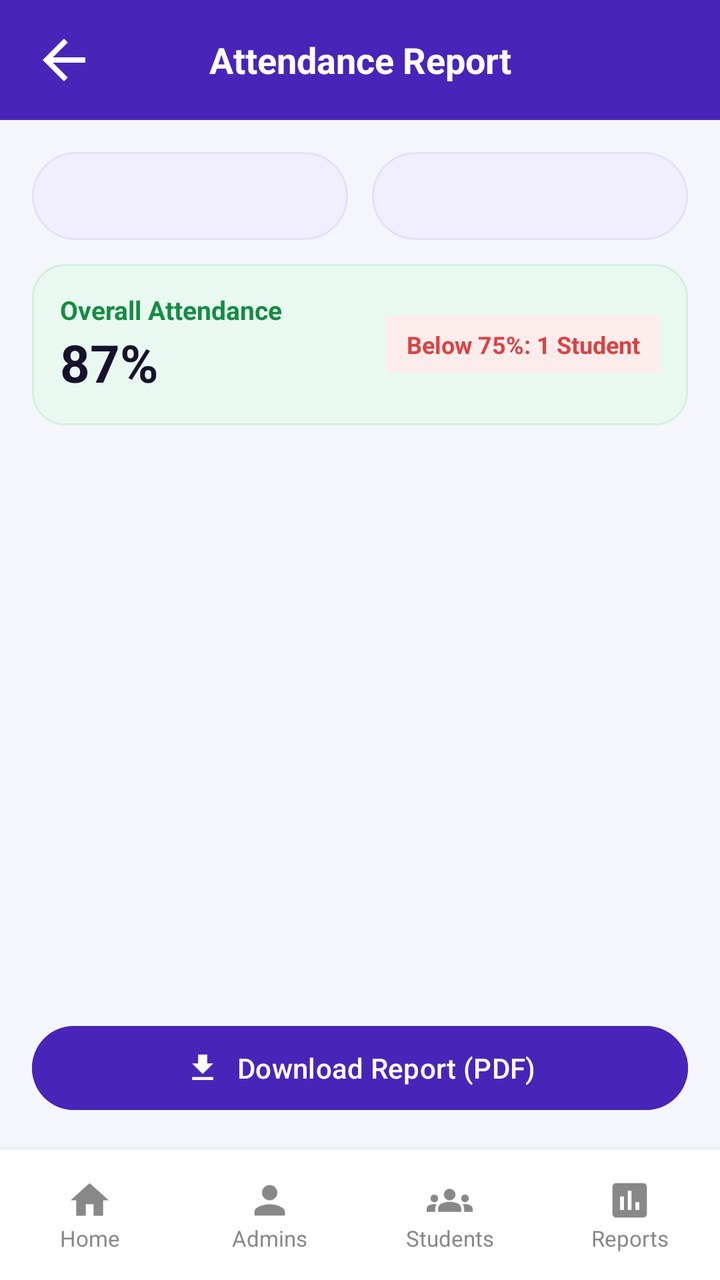
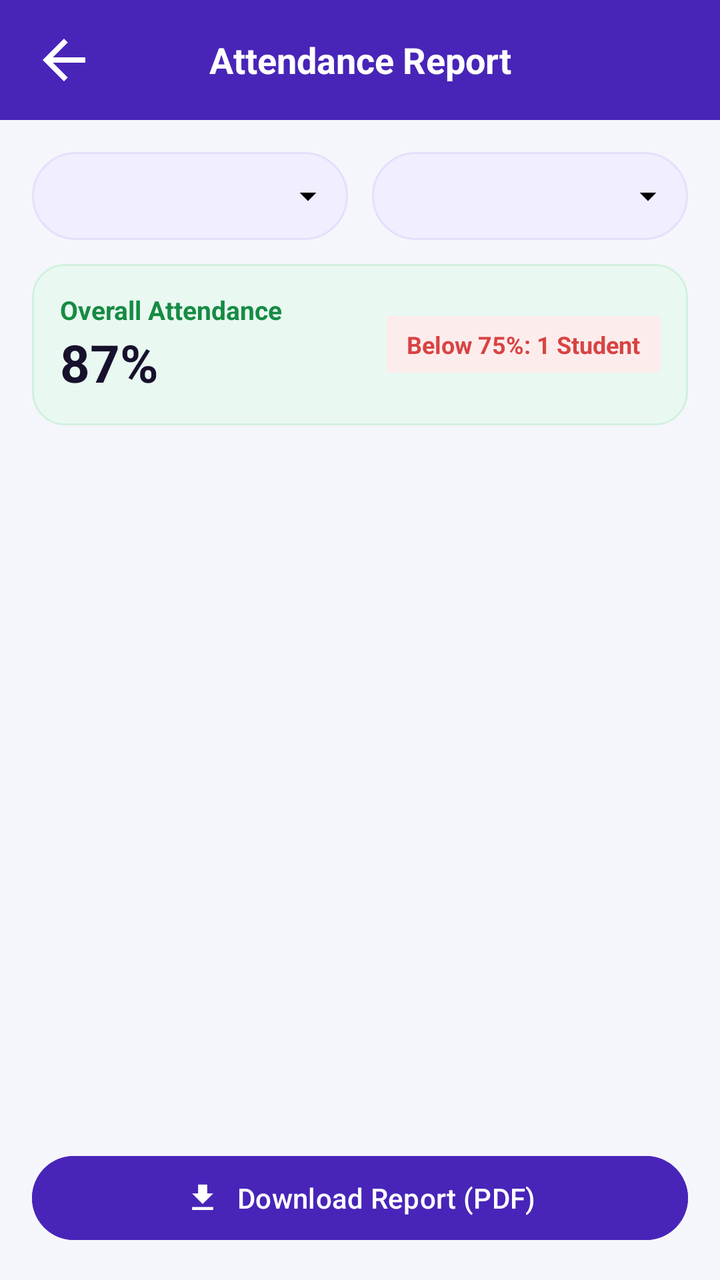

Compare the two renders of this Android layout. The source of the first and the diff that turns it into the second are given below.
<!-- AndroidManifest.xml: application theme Theme.TrackPoint -->
<!-- res/layout/activity_staff_attendance_report.xml -->
<?xml version="1.0" encoding="utf-8"?>

<LinearLayout xmlns:android="http://schemas.android.com/apk/res/android"
    xmlns:app="http://schemas.android.com/apk/res-auto"
    android:id="@+id/main"
    android:layout_width="match_parent"
    android:layout_height="match_parent"
    android:orientation="vertical"
    android:background="#4825B8"
    android:fitsSystemWindows="true">

    
    <LinearLayout
        android:layout_width="match_parent"
        android:layout_height="60dp"
        android:orientation="horizontal"
        android:gravity="center_vertical"
        android:paddingStart="16dp"
        android:paddingEnd="16dp"
        android:background="#4825B8">

        <ImageView
            android:id="@+id/btnBack"
            android:layout_width="32dp"
            android:layout_height="32dp"
            android:src="@drawable/back_symbol"
            app:tint="@color/white"
            android:contentDescription="Back" />

        <TextView
            android:layout_width="0dp"
            android:layout_height="wrap_content"
            android:layout_weight="1"
            android:text="Attendance Report"
            android:textColor="@color/white"
            android:textSize="18sp"
            android:textStyle="bold"
            android:gravity="center" />

        <View
            android:layout_width="32dp"
            android:layout_height="32dp" />

    </LinearLayout>

    
    <LinearLayout
        android:layout_width="match_parent"
        android:layout_height="0dp"
        android:layout_weight="1"
        android:orientation="vertical"
        android:padding="16dp"
        android:background="#F5F6FC">

        
        <LinearLayout
            android:layout_width="match_parent"
            android:layout_height="wrap_content"
            android:orientation="horizontal"
            android:layout_marginBottom="12dp">

            <Spinner
                android:id="@+id/spAttDepartment"
                android:layout_width="0dp"
                android:layout_height="44dp"
                android:layout_weight="1"
                android:layout_marginEnd="6dp"
                android:background="@drawable/filter_box"
                android:paddingStart="10dp"
                android:paddingEnd="10dp" />

            <Spinner
                android:id="@+id/spAttYear"
                android:layout_width="0dp"
                android:layout_height="44dp"
                android:layout_weight="1"
                android:layout_marginStart="6dp"
                android:background="@drawable/filter_box"
                android:paddingStart="10dp"
                android:paddingEnd="10dp" />

        </LinearLayout>

        
        <LinearLayout
            android:layout_width="match_parent"
            android:layout_height="wrap_content"
            android:orientation="horizontal"
            android:background="@drawable/card_green"
            android:padding="14dp"
            android:layout_marginBottom="14dp"
            android:gravity="center_vertical">

            <LinearLayout
                android:layout_width="0dp"
                android:layout_height="wrap_content"
                android:layout_weight="1"
                android:orientation="vertical">

                <TextView
                    android:layout_width="wrap_content"
                    android:layout_height="wrap_content"
                    android:text="Overall Attendance"
                    android:textSize="13sp"
                    android:textStyle="bold"
                    android:textColor="#168B43" />

                <TextView
                    android:id="@+id/txtOverallAttendance"
                    android:layout_width="wrap_content"
                    android:layout_height="wrap_content"
                    android:text="87%"
                    android:textSize="26sp"
                    android:textStyle="bold"
                    android:textColor="#17112D" />
            </LinearLayout>

            <TextView
                android:id="@+id/txtLowAttendanceCount"
                android:layout_width="wrap_content"
                android:layout_height="wrap_content"
                android:text="Below 75%: 1 Student"
                android:textSize="12sp"
                android:textStyle="bold"
                android:textColor="#D94343"
                android:background="#FDECEC"
                android:paddingHorizontal="10dp"
                android:paddingVertical="6dp" />

        </LinearLayout>

        
        <ScrollView
            android:layout_width="match_parent"
            android:layout_height="0dp"
            android:layout_weight="1"
            android:fillViewport="true">

            <LinearLayout
                android:id="@+id/attendanceListContainer"
                android:layout_width="match_parent"
                android:layout_height="wrap_content"
                android:orientation="vertical" />

        </ScrollView>

        
        <Button
            android:id="@+id/btnDownloadPdf"
            android:layout_width="match_parent"
            android:layout_height="50dp"
            android:layout_marginTop="10dp"
            android:text="Download Report (PDF)"
            android:textColor="@color/white"
            android:backgroundTint="#4825B8"
            app:icon="@drawable/ic_download"
            app:iconGravity="textStart"
            app:iconTint="@color/white" />

    </LinearLayout>

    
    <include
        layout="@layout/view_staff_admin_bottom_navigation" />

</LinearLayout>
<!-- res/layout/view_staff_admin_bottom_navigation.xml (included above) -->
<?xml version="1.0" encoding="utf-8"?>

<LinearLayout xmlns:android="http://schemas.android.com/apk/res/android"
    android:layout_width="match_parent"
    android:layout_height="65dp"
    android:orientation="horizontal"
    android:gravity="center"
    android:background="@color/white"
    android:elevation="8dp">

    <LinearLayout
        android:id="@+id/navHome"
        android:layout_width="0dp"
        android:layout_height="match_parent"
        android:layout_weight="1"
        android:orientation="vertical"
        android:gravity="center"
        android:clickable="true"
        android:focusable="true">

        <ImageView
            android:id="@+id/iconHome"
            android:layout_width="23dp"
            android:layout_height="23dp"
            android:src="@drawable/ic_staff_home"
            android:tint="#888888" />

        <TextView
            android:id="@+id/textHome"
            android:layout_width="wrap_content"
            android:layout_height="wrap_content"
            android:text="Home"
            android:textSize="11sp"
            android:textColor="#888888" />
    </LinearLayout>

    <LinearLayout
        android:id="@+id/navAdmins"
        android:layout_width="0dp"
        android:layout_height="match_parent"
        android:layout_weight="1"
        android:orientation="vertical"
        android:gravity="center"
        android:clickable="true"
        android:focusable="true">

        <ImageView
            android:id="@+id/iconAdmins"
            android:layout_width="23dp"
            android:layout_height="23dp"
            android:src="@drawable/ic_staff_admins"
            android:tint="#888888" />

        <TextView
            android:id="@+id/textAdmins"
            android:layout_width="wrap_content"
            android:layout_height="wrap_content"
            android:text="Admins"
            android:textSize="11sp"
            android:textColor="#888888" />
    </LinearLayout>

    <LinearLayout
        android:id="@+id/navStudents"
        android:layout_width="0dp"
        android:layout_height="match_parent"
        android:layout_weight="1"
        android:orientation="vertical"
        android:gravity="center"
        android:clickable="true"
        android:focusable="true">

        <ImageView
            android:id="@+id/iconStudents"
            android:layout_width="23dp"
            android:layout_height="23dp"
            android:src="@drawable/ic_staff_students"
            android:tint="#888888" />

        <TextView
            android:id="@+id/textStudents"
            android:layout_width="wrap_content"
            android:layout_height="wrap_content"
            android:text="Students"
            android:textSize="11sp"
            android:textColor="#888888" />
    </LinearLayout>

    <LinearLayout
        android:id="@+id/navReports"
        android:layout_width="0dp"
        android:layout_height="match_parent"
        android:layout_weight="1"
        android:orientation="vertical"
        android:gravity="center"
        android:clickable="true"
        android:focusable="true">

        <ImageView
            android:id="@+id/iconReports"
            android:layout_width="23dp"
            android:layout_height="23dp"
            android:src="@drawable/ic_staff_reports"
            android:tint="#888888" />

        <TextView
            android:id="@+id/textReports"
            android:layout_width="wrap_content"
            android:layout_height="wrap_content"
            android:text="Reports"
            android:textSize="11sp"
            android:textColor="#888888" />
    </LinearLayout>

</LinearLayout>
<!-- resources referenced by this layout -->
<resources>
  <color name="white">#FFFFFFFF</color>
  <!-- drawable back_symbol (drawable) -->
  <vector xmlns:android="http://schemas.android.com/apk/res/android" android:autoMirrored="true" android:height="24dp" android:tint="#000000" android:viewportHeight="24" android:viewportWidth="24" android:width="24dp">
        
      <path android:fillColor="@android:color/white" android:pathData="M20,11H7.83l5.59,-5.59L12,4l-8,8 8,8 1.41,-1.41L7.83,13H20v-2z"/>
      
  </vector>
  <!-- drawable card_green (drawable) -->
  <shape xmlns:android="http://schemas.android.com/apk/res/android">
      <solid android:color="#E9F9F1"/>
      <stroke android:width="1dp" android:color="#D3F0DF"/>
      <corners android:radius="16dp"/>
  </shape>
  <!-- drawable filter_box (drawable) -->
  <shape xmlns:android="http://schemas.android.com/apk/res/android">
      <solid android:color="#F0EEFF"/>
      <stroke android:width="1dp" android:color="#E4E0FA"/>
      <corners android:radius="25dp"/>
  </shape>
  <!-- drawable ic_download (drawable) -->
  <vector xmlns:android="http://schemas.android.com/apk/res/android" android:height="24dp" android:tint="#000000" android:viewportHeight="24" android:viewportWidth="24" android:width="24dp">
        
      <path android:fillColor="@android:color/white" android:pathData="M19,9h-4V3H9v6H5l7,7 7,-7zM5,18v2h14v-2H5z"/>
      
  </vector>
  <!-- drawable ic_staff_admins (drawable) -->
  <vector xmlns:android="http://schemas.android.com/apk/res/android" android:height="24dp" android:tint="#000000" android:viewportHeight="24" android:viewportWidth="24" android:width="24dp">
        
      <path android:fillColor="@android:color/white" android:pathData="M12,12c2.21,0 4,-1.79 4,-4s-1.79,-4 -4,-4 -4,1.79 -4,4 1.79,4 4,4zM12,14c-2.67,0 -8,1.34 -8,4v2h16v-2c0,-2.66 -5.33,-4 -8,-4z"/>
      
  </vector>
  <!-- drawable ic_staff_home (drawable) -->
  <vector xmlns:android="http://schemas.android.com/apk/res/android" android:height="24dp" android:tint="#000000" android:viewportHeight="24" android:viewportWidth="24" android:width="24dp">
        
      <path android:fillColor="@android:color/white" android:pathData="M10,20v-6h4v6h5v-8h3L12,3 2,12h3v8z"/>
      
  </vector>
  <!-- drawable ic_staff_reports (drawable) -->
  <vector xmlns:android="http://schemas.android.com/apk/res/android" android:height="24dp" android:tint="#000000" android:viewportHeight="24" android:viewportWidth="24" android:width="24dp">
        
      <path android:fillColor="@android:color/white" android:pathData="M19,3L5,3c-1.1,0 -2,0.9 -2,2v14c0,1.1 0.9,2 2,2h14c1.1,0 2,-0.9 2,-2L21,5c0,-1.1 -0.9,-2 -2,-2zM9,17L7,17v-7h2v7zM13,17h-2L11,7h2v10zM17,17h-2v-4h2v4z"/>
      
  </vector>
  <!-- drawable ic_staff_students (drawable) -->
  <vector xmlns:android="http://schemas.android.com/apk/res/android" android:height="24dp" android:tint="#000000" android:viewportHeight="24" android:viewportWidth="24" android:width="24dp">
        
      <path android:fillColor="@android:color/white" android:pathData="M12,12.75c1.63,0 3.07,0.39 4.24,0.9c1.08,0.48 1.76,1.56 1.76,2.73L18,18H6l0,-1.61c0,-1.18 0.68,-2.26 1.76,-2.73C8.93,13.14 10.37,12.75 12,12.75zM4,13c1.1,0 2,-0.9 2,-2c0,-1.1 -0.9,-2 -2,-2s-2,0.9 -2,2C2,12.1 2.9,13 4,13zM5.13,14.1C4.76,14.04 4.39,14 4,14c-0.99,0 -1.93,0.21 -2.78,0.58C0.48,14.9 0,15.62 0,16.43V18l4.5,0v-1.61C4.5,15.56 4.73,14.78 5.13,14.1zM20,13c1.1,0 2,-0.9 2,-2c0,-1.1 -0.9,-2 -2,-2s-2,0.9 -2,2C18,12.1 18.9,13 20,13zM24,16.43c0,-0.81 -0.48,-1.53 -1.22,-1.85C21.93,14.21 20.99,14 20,14c-0.39,0 -0.76,0.04 -1.13,0.1c0.4,0.68 0.63,1.46 0.63,2.29V18l4.5,0V16.43zM12,6c1.66,0 3,1.34 3,3c0,1.66 -1.34,3 -3,3s-3,-1.34 -3,-3C9,7.34 10.34,6 12,6z"/>
      
  </vector>
  <style name="Theme.TrackPoint" parent="Base.Theme.TrackPoint" />
  <style name="Base.Theme.TrackPoint" parent="Theme.Material3.DayNight.NoActionBar">
          
          
      </style>
</resources>

<!-- the commit's change to res/layout/activity_staff_attendance_report.xml (unified diff, before → after) -->
@@ -65,9 +65,9 @@
                 android:layout_height="44dp"
                 android:layout_weight="1"
                 android:layout_marginEnd="6dp"
-                android:background="@drawable/filter_box"
+                android:background="@drawable/spinner_box"
                 android:paddingStart="10dp"
-                android:paddingEnd="10dp" />
+                android:paddingEnd="32dp" />
 
             <Spinner
                 android:id="@+id/spAttYear"
@@ -75,9 +75,9 @@
                 android:layout_height="44dp"
                 android:layout_weight="1"
                 android:layout_marginStart="6dp"
-                android:background="@drawable/filter_box"
+                android:background="@drawable/spinner_box"
                 android:paddingStart="10dp"
-                android:paddingEnd="10dp" />
+                android:paddingEnd="32dp" />
 
         </LinearLayout>
 
@@ -159,124 +159,4 @@
 
     </LinearLayout>
 
-    
-    <include
-        layout="@layout/view_staff_admin_bottom_navigation" />
-
 </LinearLayout>
-<!-- res/layout/view_staff_admin_bottom_navigation.xml (included above) -->
-<?xml version="1.0" encoding="utf-8"?>
-
-<LinearLayout xmlns:android="http://schemas.android.com/apk/res/android"
-    android:layout_width="match_parent"
-    android:layout_height="65dp"
-    android:orientation="horizontal"
-    android:gravity="center"
-    android:background="@color/white"
-    android:elevation="8dp">
-
-    <LinearLayout
-        android:id="@+id/navHome"
-        android:layout_width="0dp"
-        android:layout_height="match_parent"
-        android:layout_weight="1"
-        android:orientation="vertical"
-        android:gravity="center"
-        android:clickable="true"
-        android:focusable="true">
-
-        <ImageView
-            android:id="@+id/iconHome"
-            android:layout_width="23dp"
-            android:layout_height="23dp"
-            android:src="@drawable/ic_staff_home"
-            android:tint="#888888" />
-
-        <TextView
-            android:id="@+id/textHome"
-            android:layout_width="wrap_content"
-            android:layout_height="wrap_content"
-            android:text="Home"
-            android:textSize="11sp"
-            android:textColor="#888888" />
-    </LinearLayout>
-
-    <LinearLayout
-        android:id="@+id/navAdmins"
-        android:layout_width="0dp"
-        android:layout_height="match_parent"
-        android:layout_weight="1"
-        android:orientation="vertical"
-        android:gravity="center"
-        android:clickable="true"
-        android:focusable="true">
-
-        <ImageView
-            android:id="@+id/iconAdmins"
-            android:layout_width="23dp"
-            android:layout_height="23dp"
-            android:src="@drawable/ic_staff_admins"
-            android:tint="#888888" />
-
-        <TextView
-            android:id="@+id/textAdmins"
-            android:layout_width="wrap_content"
-            android:layout_height="wrap_content"
-            android:text="Admins"
-            android:textSize="11sp"
-            android:textColor="#888888" />
-    </LinearLayout>
-
-    <LinearLayout
-        android:id="@+id/navStudents"
-        android:layout_width="0dp"
-        android:layout_height="match_parent"
-        android:layout_weight="1"
-        android:orientation="vertical"
-        android:gravity="center"
-        android:clickable="true"
-        android:focusable="true">
-
-        <ImageView
-            android:id="@+id/iconStudents"
-            android:layout_width="23dp"
-            android:layout_height="23dp"
-            android:src="@drawable/ic_staff_students"
-            android:tint="#888888" />
-
-        <TextView
-            android:id="@+id/textStudents"
-            android:layout_width="wrap_content"
-            android:layout_height="wrap_content"
-            android:text="Students"
-            android:textSize="11sp"
-            android:textColor="#888888" />
-    </LinearLayout>
-
-    <LinearLayout
-        android:id="@+id/navReports"
-        android:layout_width="0dp"
-        android:layout_height="match_parent"
-        android:layout_weight="1"
-        android:orientation="vertical"
-        android:gravity="center"
-        android:clickable="true"
-        android:focusable="true">
-
-        <ImageView
-            android:id="@+id/iconReports"
-            android:layout_width="23dp"
-            android:layout_height="23dp"
-            android:src="@drawable/ic_staff_reports"
-            android:tint="#888888" />
-
-        <TextView
-            android:id="@+id/textReports"
-            android:layout_width="wrap_content"
-            android:layout_height="wrap_content"
-            android:text="Reports"
-            android:textSize="11sp"
-            android:textColor="#888888" />
-    </LinearLayout>
-
-</LinearLayout>
<!-- resource entries referenced after the edit -->
@@ -19,36 +19,30 @@
       <stroke android:width="1dp" android:color="#E4E0FA"/>
       <corners android:radius="25dp"/>
   </shape>
+  <!-- drawable ic_arrow_drop_down (drawable) -->
+  <vector xmlns:android="http://schemas.android.com/apk/res/android" android:height="24dp" android:tint="#000000" android:viewportHeight="24" android:viewportWidth="24" android:width="24dp">
+        
+      <path android:fillColor="@android:color/white" android:pathData="M7,10l5,5 5,-5z"/>
+      
+  </vector>
   <!-- drawable ic_download (drawable) -->
   <vector xmlns:android="http://schemas.android.com/apk/res/android" android:height="24dp" android:tint="#000000" android:viewportHeight="24" android:viewportWidth="24" android:width="24dp">
         
       <path android:fillColor="@android:color/white" android:pathData="M19,9h-4V3H9v6H5l7,7 7,-7zM5,18v2h14v-2H5z"/>
       
   </vector>
-  <!-- drawable ic_staff_admins (drawable) -->
-  <vector xmlns:android="http://schemas.android.com/apk/res/android" android:height="24dp" android:tint="#000000" android:viewportHeight="24" android:viewportWidth="24" android:width="24dp">
-        
-      <path android:fillColor="@android:color/white" android:pathData="M12,12c2.21,0 4,-1.79 4,-4s-1.79,-4 -4,-4 -4,1.79 -4,4 1.79,4 4,4zM12,14c-2.67,0 -8,1.34 -8,4v2h16v-2c0,-2.66 -5.33,-4 -8,-4z"/>
-      
-  </vector>
-  <!-- drawable ic_staff_home (drawable) -->
-  <vector xmlns:android="http://schemas.android.com/apk/res/android" android:height="24dp" android:tint="#000000" android:viewportHeight="24" android:viewportWidth="24" android:width="24dp">
-        
-      <path android:fillColor="@android:color/white" android:pathData="M10,20v-6h4v6h5v-8h3L12,3 2,12h3v8z"/>
-      
-  </vector>
-  <!-- drawable ic_staff_reports (drawable) -->
-  <vector xmlns:android="http://schemas.android.com/apk/res/android" android:height="24dp" android:tint="#000000" android:viewportHeight="24" android:viewportWidth="24" android:width="24dp">
-        
-      <path android:fillColor="@android:color/white" android:pathData="M19,3L5,3c-1.1,0 -2,0.9 -2,2v14c0,1.1 0.9,2 2,2h14c1.1,0 2,-0.9 2,-2L21,5c0,-1.1 -0.9,-2 -2,-2zM9,17L7,17v-7h2v7zM13,17h-2L11,7h2v10zM17,17h-2v-4h2v4z"/>
-      
-  </vector>
-  <!-- drawable ic_staff_students (drawable) -->
-  <vector xmlns:android="http://schemas.android.com/apk/res/android" android:height="24dp" android:tint="#000000" android:viewportHeight="24" android:viewportWidth="24" android:width="24dp">
-        
-      <path android:fillColor="@android:color/white" android:pathData="M12,12.75c1.63,0 3.07,0.39 4.24,0.9c1.08,0.48 1.76,1.56 1.76,2.73L18,18H6l0,-1.61c0,-1.18 0.68,-2.26 1.76,-2.73C8.93,13.14 10.37,12.75 12,12.75zM4,13c1.1,0 2,-0.9 2,-2c0,-1.1 -0.9,-2 -2,-2s-2,0.9 -2,2C2,12.1 2.9,13 4,13zM5.13,14.1C4.76,14.04 4.39,14 4,14c-0.99,0 -1.93,0.21 -2.78,0.58C0.48,14.9 0,15.62 0,16.43V18l4.5,0v-1.61C4.5,15.56 4.73,14.78 5.13,14.1zM20,13c1.1,0 2,-0.9 2,-2c0,-1.1 -0.9,-2 -2,-2s-2,0.9 -2,2C18,12.1 18.9,13 20,13zM24,16.43c0,-0.81 -0.48,-1.53 -1.22,-1.85C21.93,14.21 20.99,14 20,14c-0.39,0 -0.76,0.04 -1.13,0.1c0.4,0.68 0.63,1.46 0.63,2.29V18l4.5,0V16.43zM12,6c1.66,0 3,1.34 3,3c0,1.66 -1.34,3 -3,3s-3,-1.34 -3,-3C9,7.34 10.34,6 12,6z"/>
-      
-  </vector>
+  <!-- drawable spinner_box (drawable) -->
+  <?xml version="1.0" encoding="utf-8"?>
+  
+  <layer-list xmlns:android="http://schemas.android.com/apk/res/android">
+      <item android:drawable="@drawable/filter_box" />
+      <item
+          android:width="20dp"
+          android:height="20dp"
+          android:gravity="end|center_vertical"
+          android:right="10dp"
+          android:drawable="@drawable/ic_arrow_drop_down" />
+  </layer-list>
   <style name="Theme.TrackPoint" parent="Base.Theme.TrackPoint" />
   <style name="Base.Theme.TrackPoint" parent="Theme.Material3.DayNight.NoActionBar">
           
